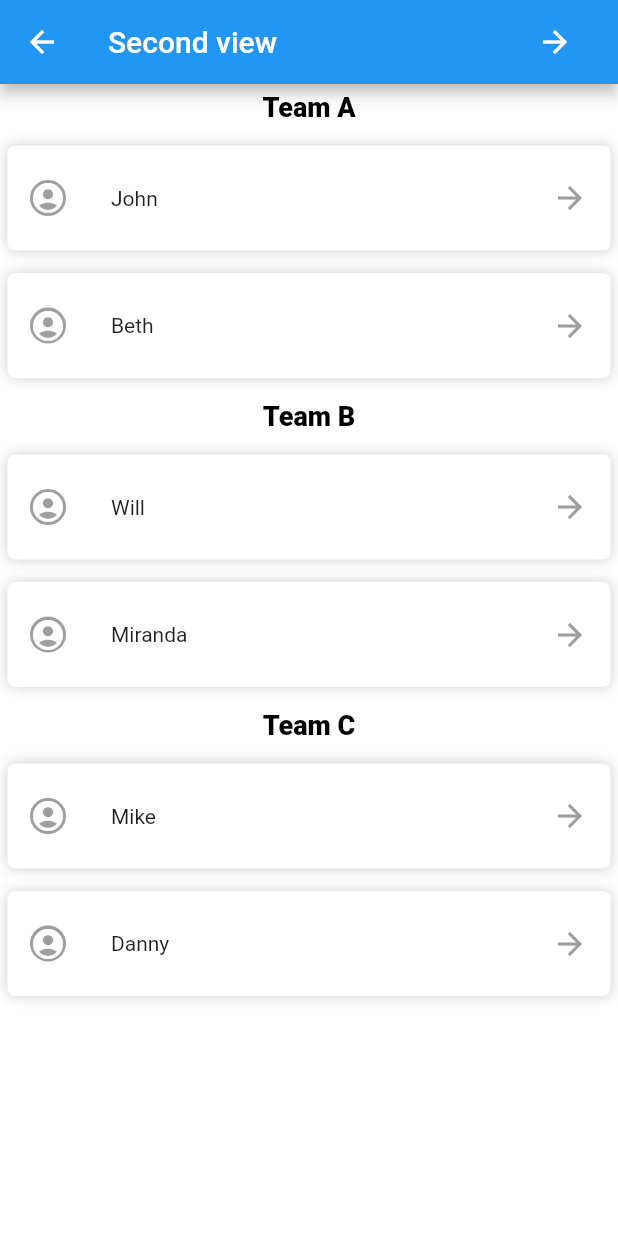
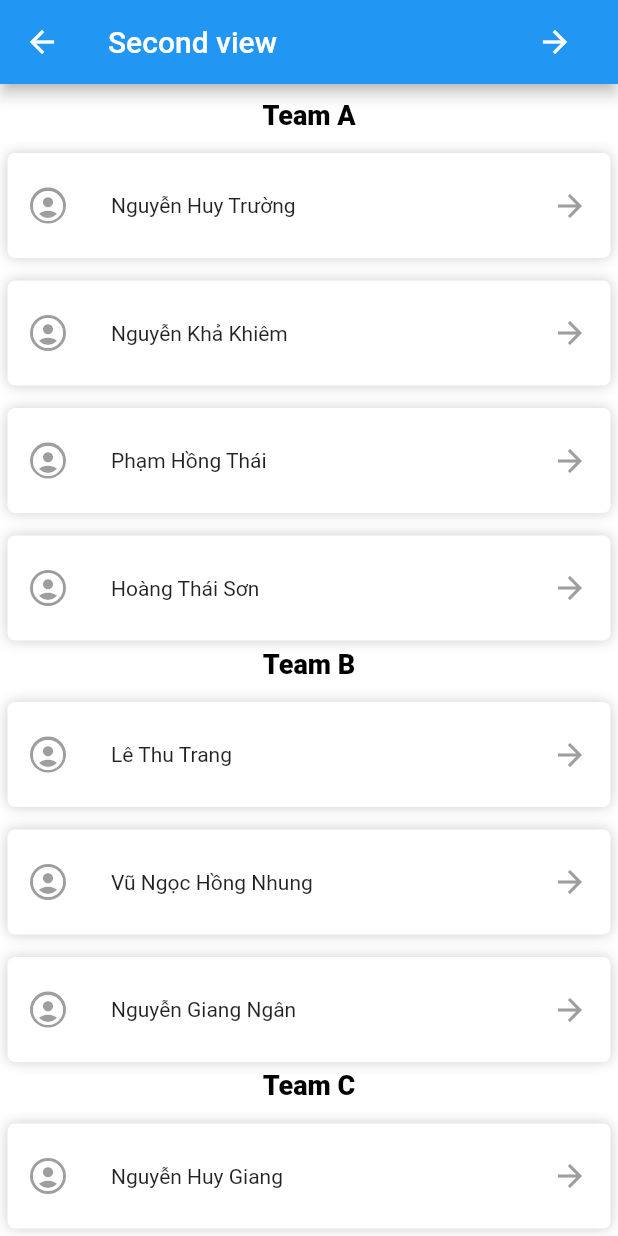
Before and after one commit to truong02bp/build_view, a Flutter app: the SecondViewScreen screen opened directly, on a phone screen of 412 x 824 dp. Run offline on Flutter 3.47's test engine with Material 2 defaults, Android fonts, the phone set to English and light mode, and no system bars.

Commit message:
generate by fake data

```diff
--- a/build_view/lib/second_view/second_view_screen.dart
+++ b/build_view/lib/second_view/second_view_screen.dart
@@ -2,7 +2,17 @@ import 'package:flutter/material.dart';
 import 'package:rikkeisoft_intern/third_view/third_view_screen.dart';
 
 class SecondViewScreen extends StatelessWidget {
-  const SecondViewScreen({Key? key}) : super(key: key);
+  final employees = [
+    {'name': 'Nguyễn Huy Trường', 'team': 'A'},
+    {'name': 'Lê Thu Trang', 'team': 'B'},
+    {'name': 'Nguyễn Khả Khiêm', 'team': 'A'},
+    {'name': 'Nguyễn Huy Giang', 'team': 'C'},
+    {'name': 'Phạm Hồng Thái', 'team': 'A'},
+    {'name': 'Vũ Ngọc Hồng Nhung', 'team': 'B'},
+    {'name': 'Nguyễn Thị Thanh Phương', 'team': 'C'},
+    {'name': 'Hoàng Thái Sơn', 'team': 'A'},
+    {'name': 'Nguyễn Giang Ngân', 'team': 'B'},
+  ];
 
   @override
   Widget build(BuildContext context) {
@@ -24,36 +34,40 @@ class SecondViewScreen extends StatelessWidget {
         ]),
         body: ListView(
           padding: const EdgeInsets.all(5),
-          children: [
-            _buildTitle(title: 'Team A'),
-            _buildListItem(name: 'John'),
-            _buildListItem(name: 'Beth'),
-            const SizedBox(
-              height: 15,
-            ),
-            _buildTitle(title: 'Team B'),
-            _buildListItem(name: 'Will'),
-            _buildListItem(name: 'Miranda'),
-            const SizedBox(
-              height: 15,
-            ),
-            _buildTitle(title: 'Team C'),
-            _buildListItem(name: 'Mike'),
-            _buildListItem(name: 'Danny'),
-          ],
+          children: _buildListViewBody(),
         ));
+  }
+
+  List<Widget> _buildListViewBody() {
+    List<Widget> widgets = [];
+    employees.sort(
+      (a, b) => a['team']!.compareTo(b['team']!),
+    );
+    String team = '';
+    for (int i = 0; i < employees.length; i++) {
+      final employee = employees[i];
+      if (team == '' || i >0 && employees[i - 1]['team'] != employee['team']) {
+        team = employee['team']!;
+        widgets.add(_buildTitle(title: 'Team $team'));
+      }
+      widgets.add(_buildItem(name: employee['name']!));
+    }
+    return widgets;
   }
 
   Widget _buildTitle({required String title}) {
     return Center(
-        child: Text(
-      title,
-      style: const TextStyle(
-          fontSize: 18, color: Colors.black, fontWeight: FontWeight.w800),
+        child: Container(
+      margin: const EdgeInsets.only(top: 5),
+      child: Text(
+        title,
+        style: const TextStyle(
+            fontSize: 18, color: Colors.black, fontWeight: FontWeight.w800),
+      ),
     ));
   }
 
-  Container _buildListItem({required String name}) {
+  Container _buildItem({required String name}) {
     return Container(
       height: 70,
       margin: const EdgeInsets.only(top: 15),
```
Also changed, not shown: lib/models/media.dart (added, +17 -0 lines), lib/models/user.dart (added, +35 -0 lines).
